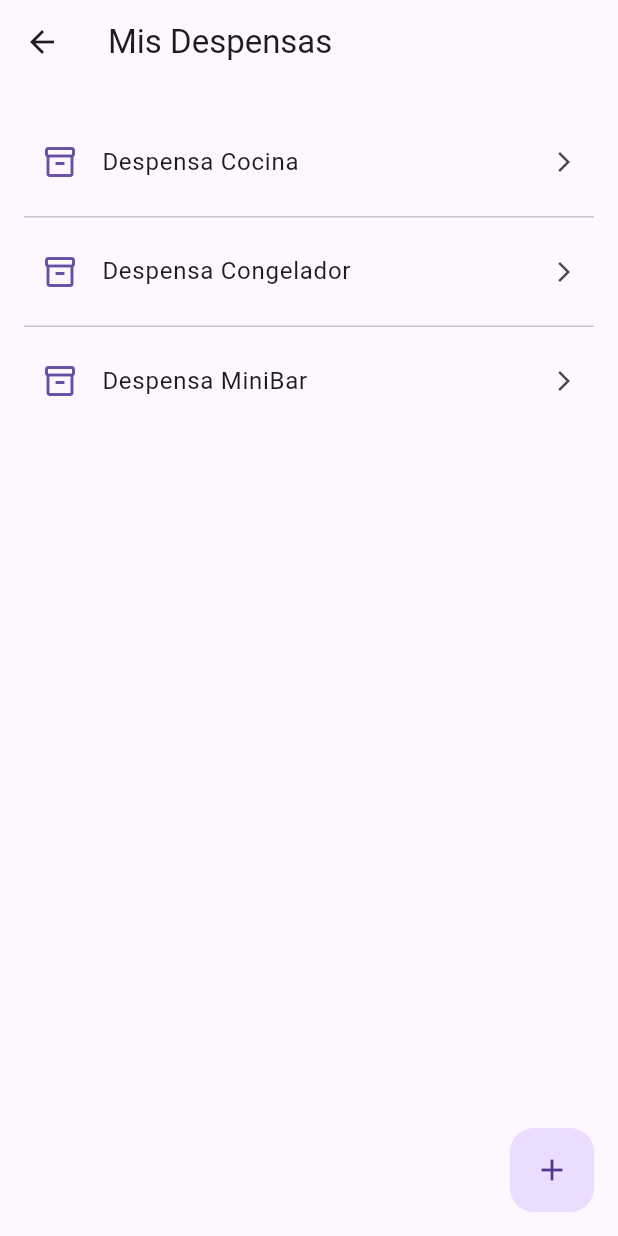
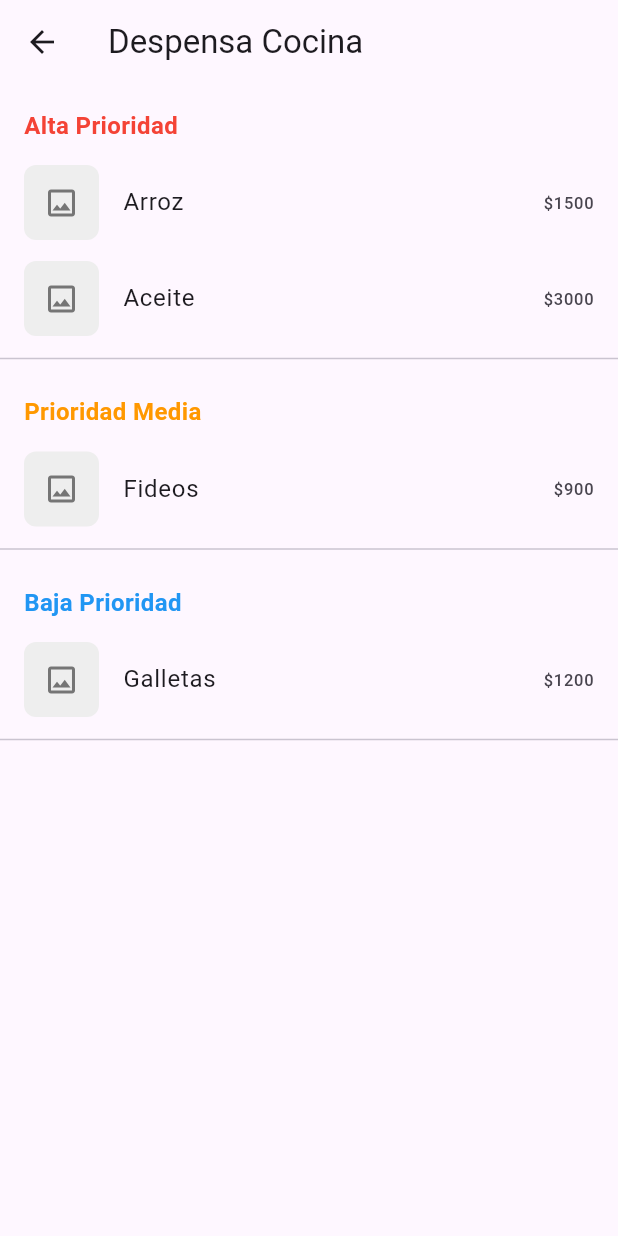
Before and after one commit to Drakz0n/TuDespensa, a Flutter app: the InventoryScreen screen opened directly, after a tap on "Despensa Cocina", on a phone screen of 412 x 824 dp. Run offline on Flutter 3.47's test engine with Material 3 defaults, Android fonts, the phone set to English and light mode, and no system bars.

Commit message:
- Implementamos PantryDetailsScreen para mostrar los productos por prioridad
- Actualizamos InventoryScreen para la navegación.

Co-authored-by: Copilot <copilot@github.com>

```diff
--- a/lib/models/pantry.dart
+++ b/lib/models/pantry.dart
@@ -3,6 +3,7 @@ import 'product.dart';
 class Pantry {
   final String id;
   final String name;
+  //Lista de productos
   final List<Product> products;
 
   Pantry({
@@ -10,4 +11,14 @@ class Pantry {
     required this.name,
     this.products = const [],
   });
+
+  // Getters para obtener las listas de productos por prioridad
+  List<Product> get lowPriorityProducts => // Prioridad baja
+      products.where((p) => p.priority == PriorityLevel.low).toList();
+
+  List<Product> get mediumPriorityProducts => // Prioridad media
+      products.where((p) => p.priority == PriorityLevel.medium).toList();
+
+  List<Product> get highPriorityProducts => // Prioridad alta
+      products.where((p) => p.priority == PriorityLevel.high).toList();
 }
--- a/lib/screens/inventory_screen.dart
+++ b/lib/screens/inventory_screen.dart
@@ -1,5 +1,7 @@
 import 'package:flutter/material.dart';
 import '../models/pantry.dart';
+import '../models/product.dart';
+import 'pantry_details_screen.dart';
 
 class InventoryScreen extends StatelessWidget {
   const InventoryScreen({super.key});
@@ -8,6 +10,7 @@ class InventoryScreen extends StatelessWidget {
   Widget build(BuildContext context) {
     final theme = Theme.of(context);
 
+    // Lista de despensas base para la maqueta
     final List<Pantry> despensas = [
       Pantry(id: '1', name: 'Despensa Cocina'),
       Pantry(id: '2', name: 'Despensa Congelador'),
@@ -17,6 +20,7 @@ class InventoryScreen extends StatelessWidget {
     return Scaffold(
       appBar: AppBar(
         title: const Text('Mis Despensas'),
+        centerTitle: true,
       ),
       body: ListView.separated(
         padding: const EdgeInsets.all(16),
@@ -35,17 +39,35 @@ class InventoryScreen extends StatelessWidget {
               pantry.name,
               style: theme.textTheme.bodyLarge?.copyWith(
                 color: theme.colorScheme.onSurface,
+                fontWeight: FontWeight.w500,
               ),
             ),
             trailing: const Icon(Icons.arrow_forward_ios, size: 16),
             onTap: () {
-              // Dejarmos la navegacion hacia los productos en la despensa
+              final pantryConDatos = Pantry(
+                id: pantry.id,
+                name: pantry.name,
+                products: [
+                  Product(id: '1', name: 'Arroz', price: 1500, priority: PriorityLevel.high),
+                  Product(id: '2', name: 'Aceite', price: 3000, priority: PriorityLevel.high),
+                  Product(id: '3', name: 'Fideos', price: 900, priority: PriorityLevel.medium),
+                  Product(id: '4', name: 'Galletas', price: 1200, priority: PriorityLevel.low),
+                ],
+              );
+
+              Navigator.push(
+                context,
+                MaterialPageRoute(
+                  builder: (context) => PantryDetailsScreen(pantry: pantryConDatos),
+                ),
+              );
             },
           );
         },
       ),
       floatingActionButton: FloatingActionButton(
-        onPressed: () {},
+        onPressed: () {
+        },
         elevation: 0,
         backgroundColor: theme.colorScheme.primaryContainer,
         child: Icon(Icons.add, color: theme.colorScheme.onPrimaryContainer),
--- /dev/null
+++ b/lib/screens/pantry_details_screen.dart
@@ -0,0 +1,60 @@
+import 'package:flutter/material.dart';
+import '../models/pantry.dart';
+import '../models/product.dart';
+
+class PantryDetailsScreen extends StatelessWidget {
+  final Pantry pantry;
+
+  const PantryDetailsScreen({super.key, required this.pantry});
+
+  @override
+  Widget build(BuildContext context) {
+    return Scaffold(
+      appBar: AppBar(
+        title: Text(pantry.name),
+      ),
+      body: ListView(
+        children: [
+          _buildPriorityList(context, 'Alta Prioridad', pantry.highPriorityProducts, Colors.red),
+          _buildPriorityList(context, 'Prioridad Media', pantry.mediumPriorityProducts, Colors.orange),
+          _buildPriorityList(context, 'Baja Prioridad', pantry.lowPriorityProducts, Colors.blue),
+        ],
+      ),
+    );
+  }
+
+  Widget _buildPriorityList(BuildContext context, String title, List<Product> products, Color color) {
+    if (products.isEmpty) return const SizedBox.shrink();
+
+    return Column(
+      crossAxisAlignment: CrossAxisAlignment.start,
+      children: [
+        Padding(
+          padding: const EdgeInsets.fromLTRB(16, 16, 16, 8),
+          child: Text(
+            title,
+            style: TextStyle(color: color, fontWeight: FontWeight.bold, fontSize: 16),
+          ),
+        ),
+        ...products.map((product) => ListTile(
+          contentPadding: const EdgeInsets.symmetric(horizontal: 16, vertical: 4),
+          leading: Container(
+            width: 50,
+            height: 50,
+            decoration: BoxDecoration(
+              color: Colors.grey[200],
+              borderRadius: BorderRadius.circular(8),
+            ),
+            child: Icon(
+              Icons.image_outlined,
+              color: Colors.grey[600],
+            ),
+          ),
+          title: Text(product.name),
+          trailing: Text('\$${product.price.toInt()}'),
+        )).toList(),
+        const Divider(),
+      ],
+    );
+  }
+}
```
